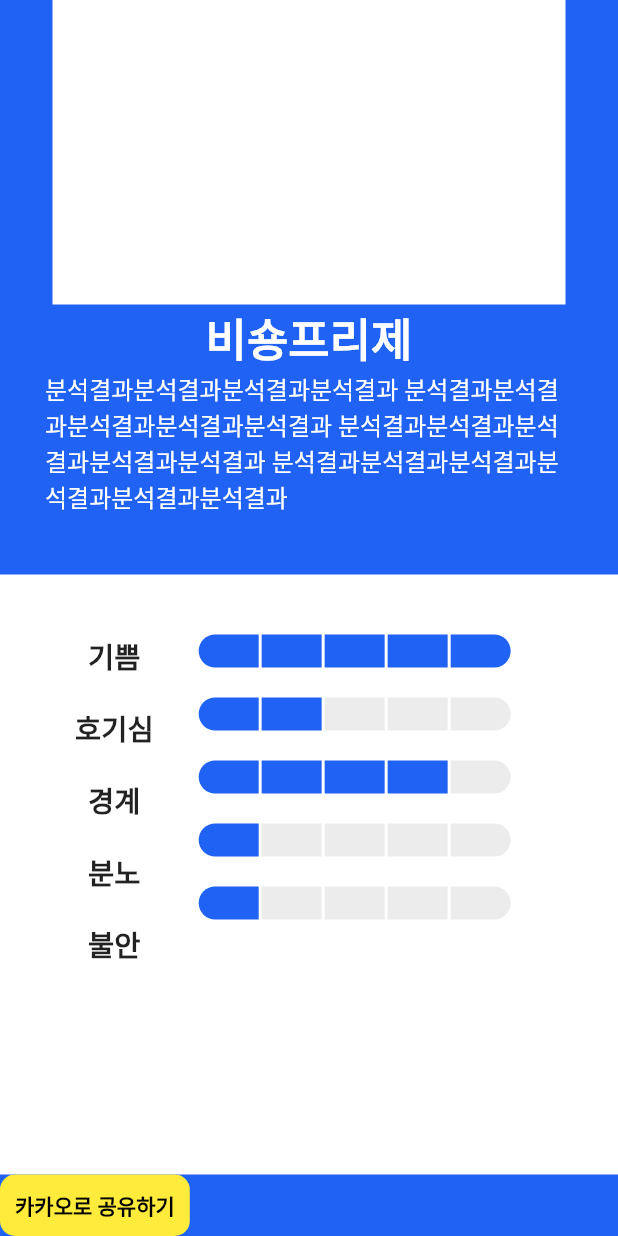
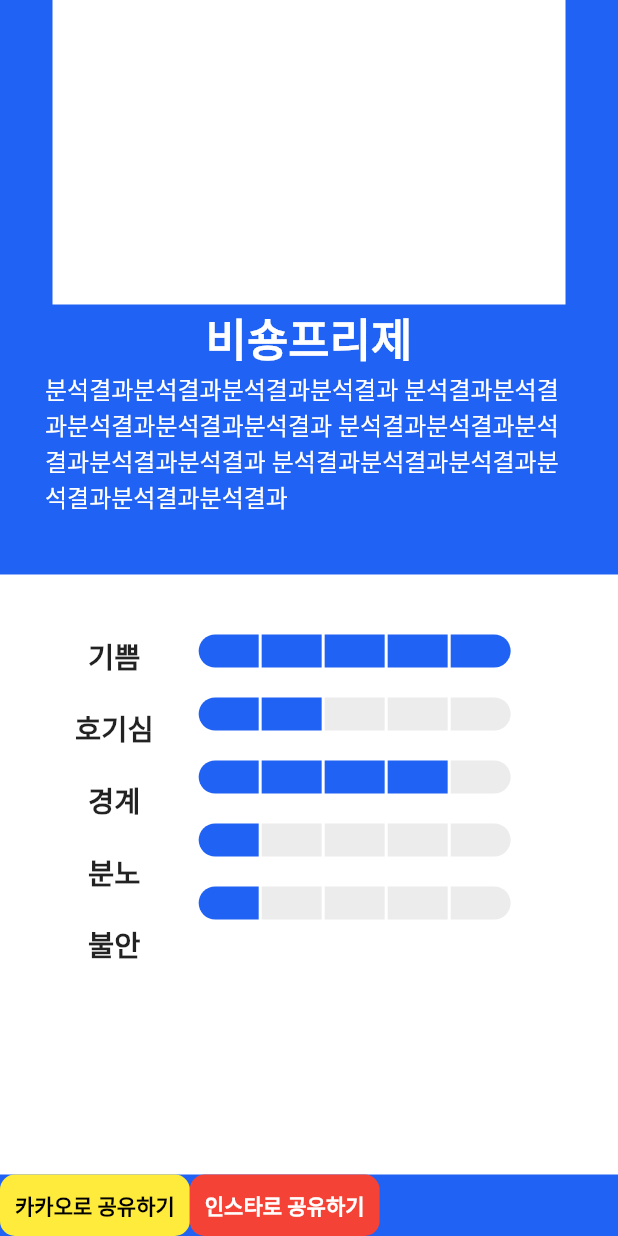
Before and after one commit to haeun930515/text_analyzer, a Flutter app: the ResultScreen screen opened by its route, scrolled down 247 dp, on a phone screen of 412 x 824 dp. Run offline on Flutter 3.47's test engine with Material 2 defaults, Android fonts, the phone set to English and light mode, and no system bars; our stand-ins replace flutter_dotenv, flutter_native_splash, image_picker; missing offline and left inert: google_mlkit_text_recognition, kakao_flutter_sdk; statements that could not run were skipped.

Commit message:
instar share second commit

```diff
--- a/lib/main.dart
+++ b/lib/main.dart
@@ -2,6 +2,7 @@ import 'package:flutter/material.dart';
 import 'package:flutter_dotenv/flutter_dotenv.dart';
 import 'package:flutter_native_splash/flutter_native_splash.dart';
 import 'package:provider/provider.dart';
+import 'package:text_analyzer/provider/instar_provider.dart';
 import 'package:text_analyzer/provider/kakao_provider.dart';
 import 'package:text_analyzer/provider/openai_provider.dart';
 import 'package:text_analyzer/ui/textinput/text_input_screen.dart';
@@ -31,6 +32,8 @@ void main() async {
     ChangeNotifierProvider<OpenAIProvider>(create: (_) => OpenAIProvider()),
     ChangeNotifierProvider<KakaoShareProvider>(
         create: (_) => KakaoShareProvider()),
+    ChangeNotifierProvider<InstarShareProvider>(
+        create: (_) => InstarShareProvider()),
   ], child: const MainApp()));
 }
 
--- a/lib/provider/instar_provider.dart
+++ b/lib/provider/instar_provider.dart
@@ -1 +1,74 @@
-// 인스타 공유
+import 'package:flutter/material.dart';
+import 'package:provider/provider.dart';
+import 'package:flutter/services.dart';
+import 'package:url_launcher/url_launcher.dart';
+import 'dart:io';
+
+class InstarShareProvider extends ChangeNotifier {
+  static const MethodChannel _channel = MethodChannel('channel_name');
+
+  Future<void> instarShare(String imagePath) async {
+    try {
+      if (Platform.isAndroid) {
+        // 안드로이드
+        final bool isAndInstalled = await _channel.invokeMethod(
+            'checkInstalled', 'com.instagram.android');
+        if (!isAndInstalled) {
+          final Uri url = Uri.parse(
+              'https://play.google.com/store/apps/details?id=com.instagram.android');
+          if (await canLaunchUrl(url)) {
+            await launchUrl(url);
+          } else {
+            throw '인스타그램 앱을 다운로드할 수 없습니다.';
+          }
+        }
+        await _channel.invokeMethod('shareToInstagram', imagePath);
+      } else if (Platform.isIOS) {
+        // ios
+        final bool isIosInstalled = await canLaunch('instagram://');
+        if (!isIosInstalled) {
+          final Uri url = Uri.parse('https://apps.apple.com/kr/app/instagram/');
+          if (await canLaunchUrl(url)) {
+            await launchUrl(url);
+          } else {
+            throw '인스타그램 앱을 다운로드할 수 없습니다.';
+          }
+        }
+        await _channel.invokeMethod('shareToInstagram', imagePath);
+      } else {
+        throw '지원하지 않는 플랫폼입니다.';
+      }
+    } on PlatformException catch (e) {
+      throw '인스타그램 공유 실패: ${e.message}';
+    }
+  }
+}
+
+class InstarShareButton extends StatelessWidget {
+  final String text;
+
+  const InstarShareButton({super.key, required this.text});
+
+  @override
+  Widget build(BuildContext context) {
+    InstarShareProvider instarProvider =
+        Provider.of<InstarShareProvider>(context, listen: false);
+    return InkWell(
+      onTap: () => instarProvider.instarShare(''),
+      child: Container(
+        padding: const EdgeInsets.all(10),
+        decoration: BoxDecoration(
+          color: Colors.red, // 버튼의 배경색 설정
+          borderRadius: BorderRadius.circular(10),
+        ),
+        child: Text(
+          text,
+          style: const TextStyle(
+            color: Colors.white, // 버튼의 텍스트 색상 설정
+            fontWeight: FontWeight.bold,
+          ),
+        ),
+      ),
+    );
+  }
+}
--- a/lib/ui/result/result_screen.dart
+++ b/lib/ui/result/result_screen.dart
@@ -1,4 +1,5 @@
 import 'package:flutter/material.dart';
+import 'package:text_analyzer/provider/instar_provider.dart';
 import 'package:text_analyzer/provider/kakao_provider.dart';
 import 'package:text_analyzer/ui/widgets/score_widget.dart';
 
@@ -128,6 +129,9 @@ class ResultScreen extends StatelessWidget {
                   text: '카카오로 공유하기',
                 ),
                 // 인스타 공유하기 버튼
+                InstarShareButton(
+                  text: '인스타로 공유하기',
+                ),
                 // 페이스북 공유하기 버튼
               ],
             ),
--- a/pubspec.yaml
+++ b/pubspec.yaml
@@ -18,6 +18,7 @@ dependencies:
   flutter_dotenv: ^5.0.2
   provider: ^6.0.5
   kakao_flutter_sdk: ^1.4.2
+  url_launcher: ^6.1.11
 
 dev_dependencies:
   flutter_test:
```
Also changed, not shown: pubspec.lock, 6 other files.
